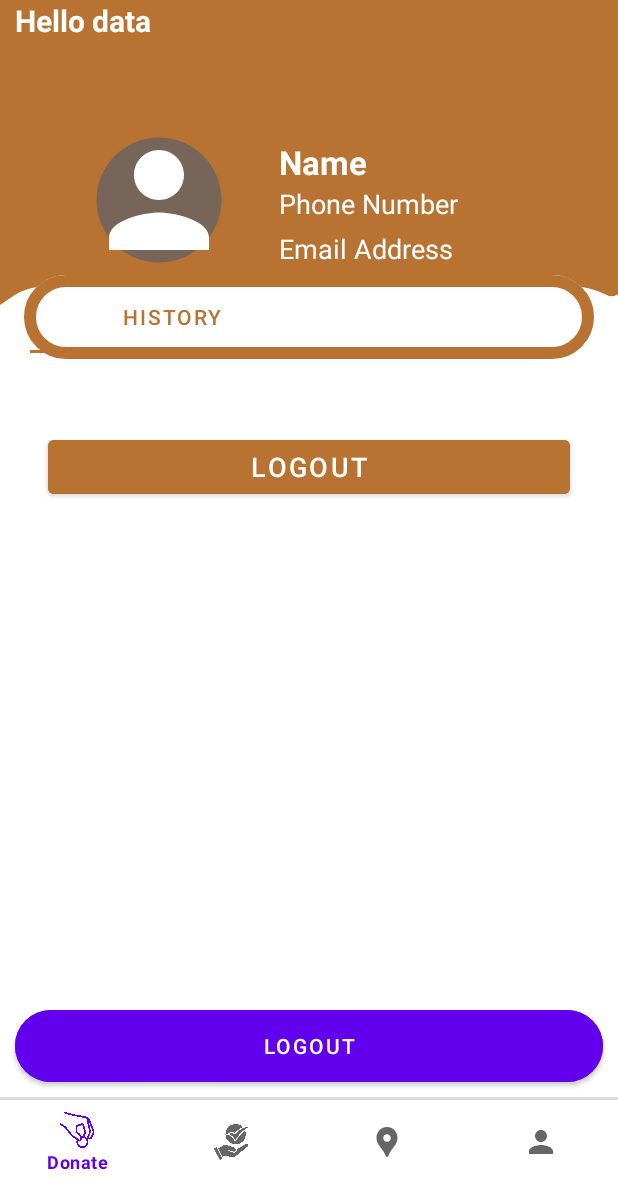
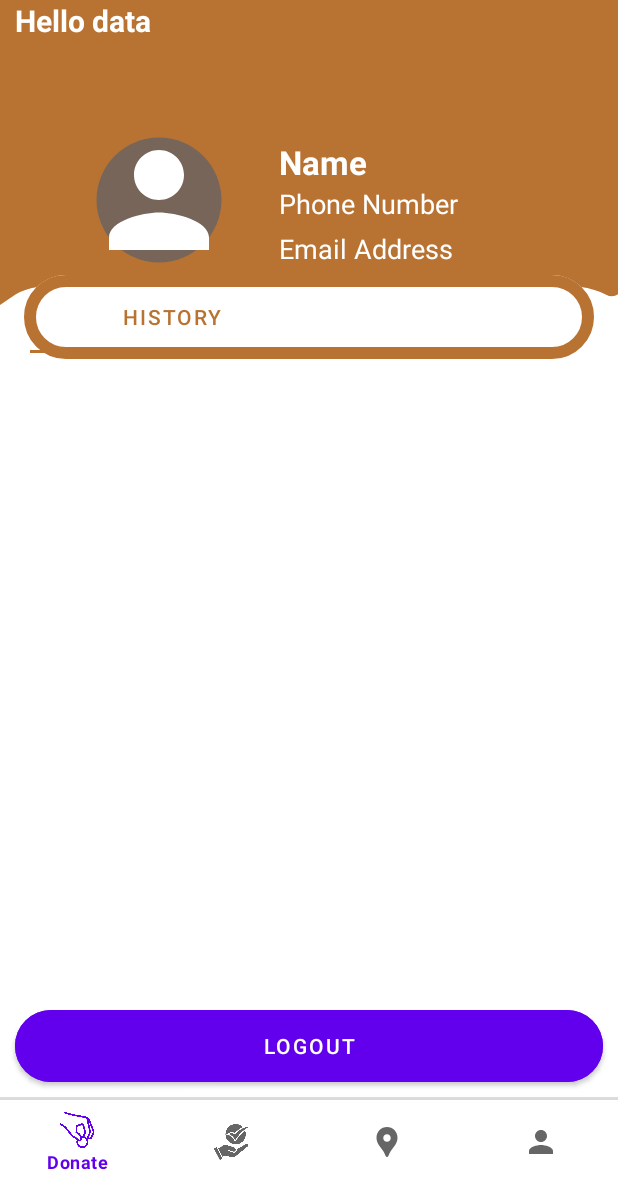
Before and after one commit to shreyagargg/annapurna-food-charity-app, an Android app: the screen it shows after launch once a user with an empty profile is signed in (MainActivity), on a phone screen of 412 x 824 dp, the part 52-1236 px from its top. Run offline under Robolectric (Android 15) with nearby library versions, the phone set to English and light mode, and no system bars; our stand-ins replace Firebase (no records; nobody signed in at launch, a user with empty details on screens opened directly).

Commit message:
every thing working now only update needed , removed google sign in and logout button from history fragment_history.xml

```diff
--- a/app/src/main/res/layout/activity_login.xml
+++ b/app/src/main/res/layout/activity_login.xml
@@ -74,12 +74,6 @@
         </LinearLayout>
 
     </androidx.cardview.widget.CardView>
-    <com.google.android.gms.common.SignInButton
-        android:id="@+id/btnGoogleSignIn"
-        android:layout_width="wrap_content"
-        android:layout_height="wrap_content"
-        android:layout_gravity="center"
-        android:layout_marginTop="50dp" />
 
     <Button
         android:id="@+id/signIn"
--- a/app/src/main/res/layout/activity_signup.xml
+++ b/app/src/main/res/layout/activity_signup.xml
@@ -70,12 +70,6 @@
         android:layout_height="wrap_content"
         android:gravity="center"
         android:text="@string/login" />
-    <com.google.android.gms.common.SignInButton
-        android:id="@+id/btnGoogleSignIn"
-        android:layout_width="wrap_content"
-        android:layout_height="wrap_content"
-        android:layout_gravity="center"
-        android:layout_marginTop="20dp" />
 
     <Button
         android:id="@+id/sign"
--- a/app/src/main/res/layout/fragment_history.xml
+++ b/app/src/main/res/layout/fragment_history.xml
@@ -14,14 +14,4 @@
         <!-- Add rows dynamically -->
     </TableLayout>
 
-    <!-- Logout Button -->
-    <Button
-        android:id="@+id/logout_button"
-        android:layout_width="match_parent"
-        android:layout_height="wrap_content"
-        android:layout_margin="16dp"
-        android:text="Logout"
-        android:backgroundTint="@color/copper"
-        android:textColor="@color/white"
-        android:textSize="18sp" />
 </LinearLayout>
```
